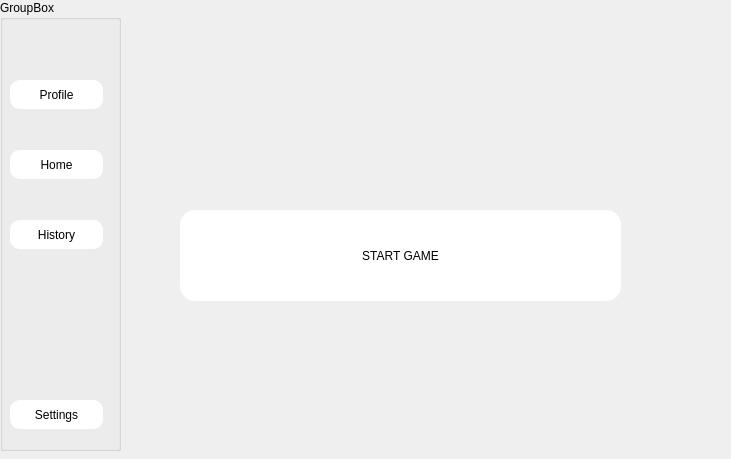
The window that login/secdialog.ui (ameerlouly/TicTacToe_Embedded2027) describes before a commit, drawn with Qt 5.
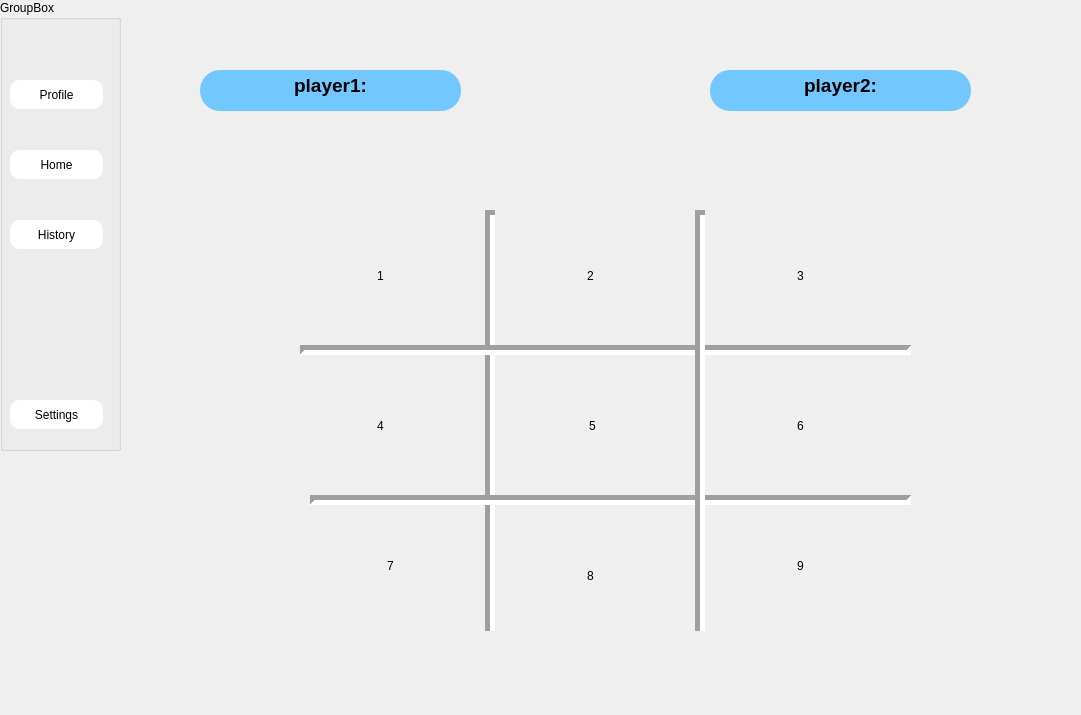
The same window after the commit.

The edit to the form file:
```diff
--- a/login/secdialog.ui
+++ b/login/secdialog.ui
@@ -6,8 +6,8 @@
    <rect>
     <x>0</x>
     <y>0</y>
-    <width>731</width>
-    <height>459</height>
+    <width>1081</width>
+    <height>715</height>
    </rect>
   </property>
   <property name="windowTitle">
@@ -109,14 +109,14 @@
   <widget class="QStackedWidget" name="stackedWidget">
    <property name="geometry">
     <rect>
-     <x>130</x>
+     <x>120</x>
      <y>10</y>
-     <width>591</width>
-     <height>441</height>
+     <width>941</width>
+     <height>691</height>
     </rect>
    </property>
    <property name="currentIndex">
-    <number>1</number>
+    <number>3</number>
    </property>
    <widget class="QWidget" name="page">
     <widget class="QLabel" name="label">
@@ -224,6 +224,401 @@
      </property>
     </widget>
    </widget>
+   <widget class="QWidget" name="page_4">
+    <widget class="QPushButton" name="pushButton_4">
+     <property name="geometry">
+      <rect>
+       <x>170</x>
+       <y>490</y>
+       <width>201</width>
+       <height>131</height>
+      </rect>
+     </property>
+     <property name="styleSheet">
+      <string notr="true">QPushButton
+{
+border :none;
+color:black;
+	font: 28pt &quot;Segoe Fluent Icons&quot;;
+}
+QPushButton:Hover
+{
+background-color:blue;
+}
+QPushButton:pressed
+{
+background-color:red;
+}</string>
+     </property>
+     <property name="text">
+      <string>7</string>
+     </property>
+    </widget>
+    <widget class="QPushButton" name="pushButton_6">
+     <property name="geometry">
+      <rect>
+       <x>580</x>
+       <y>350</y>
+       <width>201</width>
+       <height>131</height>
+      </rect>
+     </property>
+     <property name="styleSheet">
+      <string notr="true">QPushButton
+{
+border :none;
+color:black;
+	font: 28pt &quot;Segoe Fluent Icons&quot;;
+}
+QPushButton:Hover
+{
+background-color:blue;
+}
+QPushButton:pressed
+{
+background-color:red;
+}</string>
+     </property>
+     <property name="text">
+      <string>6</string>
+     </property>
+    </widget>
+    <widget class="QPushButton" name="pushButton_9">
+     <property name="geometry">
+      <rect>
+       <x>580</x>
+       <y>200</y>
+       <width>201</width>
+       <height>131</height>
+      </rect>
+     </property>
+     <property name="styleSheet">
+      <string notr="true">QPushButton
+{
+border :none;
+color:black;
+	font: 28pt &quot;Segoe Fluent Icons&quot;;
+}
+QPushButton:Hover
+{
+background-color:blue;
+}
+QPushButton:pressed
+{
+background-color:red;
+}</string>
+     </property>
+     <property name="text">
+      <string>3</string>
+     </property>
+    </widget>
+    <widget class="Line" name="line_2">
+     <property name="geometry">
+      <rect>
+       <x>360</x>
+       <y>200</y>
+       <width>20</width>
+       <height>421</height>
+      </rect>
+     </property>
+     <property name="lineWidth">
+      <number>5</number>
+     </property>
+     <property name="orientation">
+      <enum>Qt::Orientation::Vertical</enum>
+     </property>
+    </widget>
+    <widget class="Line" name="line_3">
+     <property name="geometry">
+      <rect>
+       <x>190</x>
+       <y>480</y>
+       <width>601</width>
+       <height>20</height>
+      </rect>
+     </property>
+     <property name="lineWidth">
+      <number>5</number>
+     </property>
+     <property name="orientation">
+      <enum>Qt::Orientation::Horizontal</enum>
+     </property>
+    </widget>
+    <widget class="QPushButton" name="pushButton_8">
+     <property name="geometry">
+      <rect>
+       <x>160</x>
+       <y>200</y>
+       <width>201</width>
+       <height>131</height>
+      </rect>
+     </property>
+     <property name="styleSheet">
+      <string notr="true">QPushButton
+{
+border :none;
+color:black;
+	font: 28pt &quot;Segoe Fluent Icons&quot;;
+}
+QPushButton:Hover
+{
+background-color:blue;
+}
+QPushButton:checked {
+    background-color: red;
+}
+</string>
+     </property>
+     <property name="text">
+      <string>1</string>
+     </property>
+    </widget>
+    <widget class="QPushButton" name="pushButton_5">
+     <property name="geometry">
+      <rect>
+       <x>370</x>
+       <y>500</y>
+       <width>201</width>
+       <height>131</height>
+      </rect>
+     </property>
+     <property name="styleSheet">
+      <string notr="true">QPushButton
+{
+border :none;
+color:black;
+	font: 28pt &quot;Segoe Fluent Icons&quot;;
+}
+QPushButton:Hover
+{
+background-color:blue;
+}
+QPushButton:pressed
+{
+background-color:red;
+}</string>
+     </property>
+     <property name="text">
+      <string>8</string>
+     </property>
+    </widget>
+    <widget class="QPushButton" name="pushButton">
+     <property name="geometry">
+      <rect>
+       <x>372</x>
+       <y>350</y>
+       <width>201</width>
+       <height>131</height>
+      </rect>
+     </property>
+     <property name="styleSheet">
+      <string notr="true">QPushButton
+{
+border :none;
+color:black;
+	font: 28pt &quot;Segoe Fluent Icons&quot;;
+}
+QPushButton:Hover
+{
+background-color:blue;
+}
+QPushButton:pressed
+{
+background-color:red;
+}</string>
+     </property>
+     <property name="text">
+      <string>5</string>
+     </property>
+    </widget>
+    <widget class="QPushButton" name="pushButton_2">
+     <property name="geometry">
+      <rect>
+       <x>160</x>
+       <y>350</y>
+       <width>201</width>
+       <height>131</height>
+      </rect>
+     </property>
+     <property name="styleSheet">
+      <string notr="true">QPushButton
+{
+border :none;
+color:black;
+	font: 28pt &quot;Segoe Fluent Icons&quot;;
+}
+QPushButton:Hover
+{
+background-color:blue;
+}
+QPushButton:pressed
+{
+background-color:red;
+}
+QPushButton[text=&quot;O&quot;] {
+    color: black;
+   
+}
+QPushButton[text=&quot;X&quot;] {
+    color: white;
+    }
+</string>
+     </property>
+     <property name="text">
+      <string>4</string>
+     </property>
+    </widget>
+    <widget class="QTextEdit" name="textEdit_2">
+     <property name="geometry">
+      <rect>
+       <x>590</x>
+       <y>60</y>
+       <width>261</width>
+       <height>41</height>
+      </rect>
+     </property>
+     <property name="styleSheet">
+      <string notr="true">QTextEdit
+{
+border :none;
+color:black;
+background-color: rgb(115, 199, 255);
+font: 700 12pt &quot;Rockwell&quot;;    
+ border-radius: 20px;
+}</string>
+     </property>
+     <property name="html">
+      <string>&lt;!DOCTYPE HTML PUBLIC &quot;-//W3C//DTD HTML 4.0//EN&quot; &quot;http://www.w3.org/TR/REC-html40/strict.dtd&quot;&gt;
+&lt;html&gt;&lt;head&gt;&lt;meta name=&quot;qrichtext&quot; content=&quot;1&quot; /&gt;&lt;meta charset=&quot;utf-8&quot; /&gt;&lt;style type=&quot;text/css&quot;&gt;
+p, li { white-space: pre-wrap; }
+hr { height: 1px; border-width: 0; }
+li.unchecked::marker { content: &quot;\2610&quot;; }
+li.checked::marker { content: &quot;\2612&quot;; }
+&lt;/style&gt;&lt;/head&gt;&lt;body style=&quot; font-family:'Rockwell'; font-size:12pt; font-weight:700; font-style:normal;&quot;&gt;
+&lt;p align=&quot;center&quot; style=&quot; margin-top:0px; margin-bottom:0px; margin-left:0px; margin-right:0px; -qt-block-indent:0; text-indent:0px;&quot;&gt;&lt;span style=&quot; font-family:'Segoe UI'; font-size:14pt;&quot;&gt;player2:&lt;/span&gt;&lt;/p&gt;&lt;/body&gt;&lt;/html&gt;</string>
+     </property>
+    </widget>
+    <widget class="QTextEdit" name="textEdit">
+     <property name="geometry">
+      <rect>
+       <x>80</x>
+       <y>60</y>
+       <width>261</width>
+       <height>41</height>
+      </rect>
+     </property>
+     <property name="styleSheet">
+      <string notr="true">QTextEdit
+{
+border :none;
+color:black;
+background-color: rgb(115, 199, 255);
+font: 700 12pt &quot;Rockwell&quot;;    
+ border-radius: 20px;
+}</string>
+     </property>
+     <property name="html">
+      <string>&lt;!DOCTYPE HTML PUBLIC &quot;-//W3C//DTD HTML 4.0//EN&quot; &quot;http://www.w3.org/TR/REC-html40/strict.dtd&quot;&gt;
+&lt;html&gt;&lt;head&gt;&lt;meta name=&quot;qrichtext&quot; content=&quot;1&quot; /&gt;&lt;meta charset=&quot;utf-8&quot; /&gt;&lt;style type=&quot;text/css&quot;&gt;
+p, li { white-space: pre-wrap; }
+hr { height: 1px; border-width: 0; }
+li.unchecked::marker { content: &quot;\2610&quot;; }
+li.checked::marker { content: &quot;\2612&quot;; }
+&lt;/style&gt;&lt;/head&gt;&lt;body style=&quot; font-family:'Rockwell'; font-size:12pt; font-weight:700; font-style:normal;&quot;&gt;
+&lt;p align=&quot;center&quot; style=&quot; margin-top:0px; margin-bottom:0px; margin-left:0px; margin-right:0px; -qt-block-indent:0; text-indent:0px;&quot;&gt;&lt;span style=&quot; font-family:'Segoe UI'; font-size:14pt;&quot;&gt;player1:&lt;/span&gt;&lt;/p&gt;&lt;/body&gt;&lt;/html&gt;</string>
+     </property>
+    </widget>
+    <widget class="QPushButton" name="pushButton_7">
+     <property name="geometry">
+      <rect>
+       <x>370</x>
+       <y>200</y>
+       <width>201</width>
+       <height>131</height>
+      </rect>
+     </property>
+     <property name="styleSheet">
+      <string notr="true">QPushButton
+{
+border :none;
+color:black;
+	font: 28pt &quot;Segoe Fluent Icons&quot;;
+}
+QPushButton:Hover
+{
+background-color:blue;
+}
+QPushButton:pressed
+{
+background-color:red;
+}</string>
+     </property>
+     <property name="text">
+      <string>2</string>
+     </property>
+    </widget>
+    <widget class="Line" name="line_4">
+     <property name="geometry">
+      <rect>
+       <x>180</x>
+       <y>330</y>
+       <width>611</width>
+       <height>20</height>
+      </rect>
+     </property>
+     <property name="lineWidth">
+      <number>5</number>
+     </property>
+     <property name="orientation">
+      <enum>Qt::Orientation::Horizontal</enum>
+     </property>
+    </widget>
+    <widget class="QPushButton" name="pushButton_10">
+     <property name="geometry">
+      <rect>
+       <x>580</x>
+       <y>490</y>
+       <width>201</width>
+       <height>131</height>
+      </rect>
+     </property>
+     <property name="styleSheet">
+      <string notr="true">QPushButton
+{
+border :none;
+color:black;
+	font: 28pt &quot;Segoe Fluent Icons&quot;;
+}
+QPushButton:Hover
+{
+background-color:blue;
+}
+QPushButton:pressed
+{
+background-color:red;
+}</string>
+     </property>
+     <property name="text">
+      <string>9</string>
+     </property>
+    </widget>
+    <widget class="Line" name="line">
+     <property name="geometry">
+      <rect>
+       <x>570</x>
+       <y>200</y>
+       <width>20</width>
+       <height>421</height>
+      </rect>
+     </property>
+     <property name="lineWidth">
+      <number>5</number>
+     </property>
+     <property name="orientation">
+      <enum>Qt::Orientation::Vertical</enum>
+     </property>
+    </widget>
+   </widget>
   </widget>
  </widget>
  <resources/>
```
